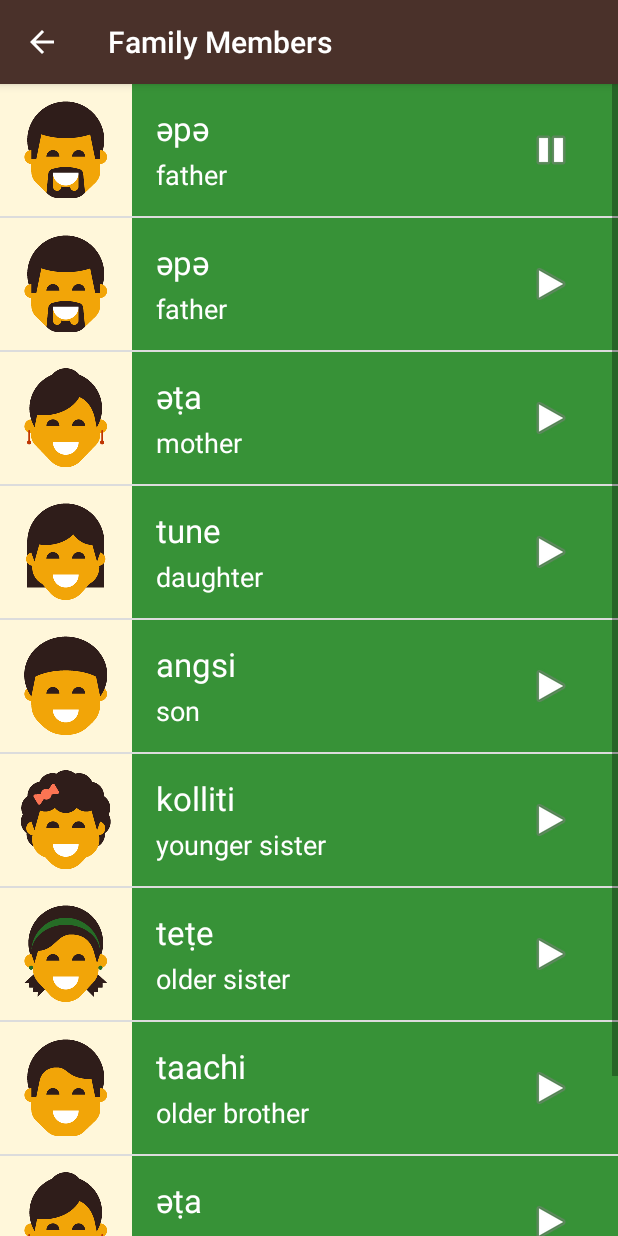
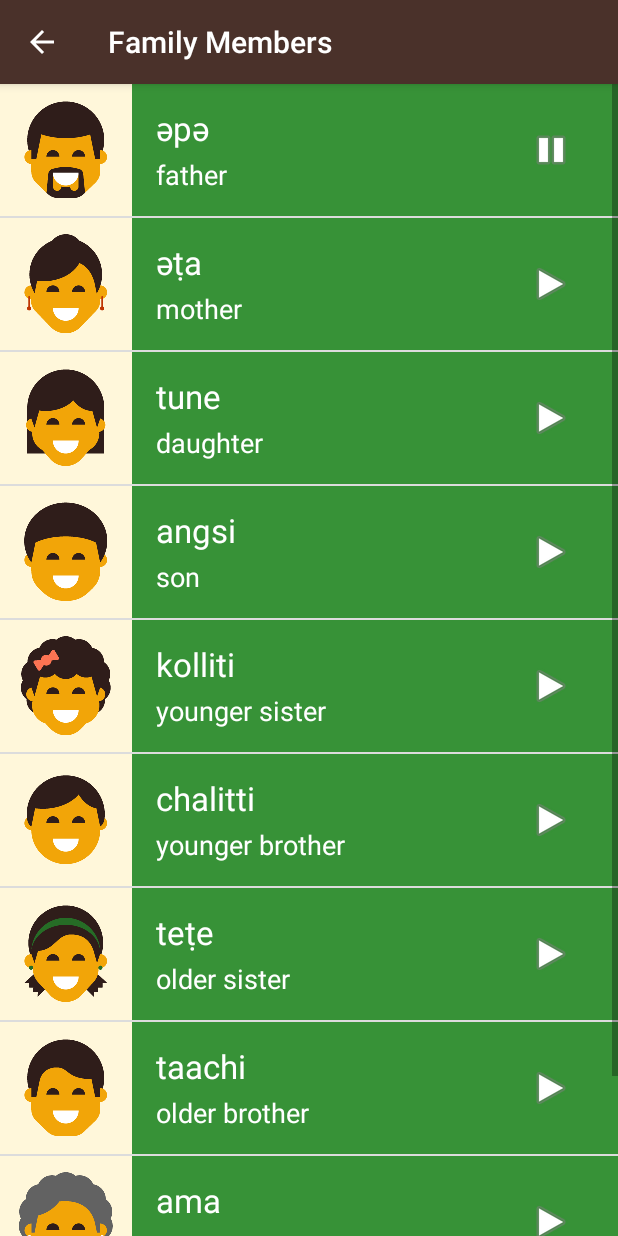
Before and after one commit to Avjeet/Miwok-Stater-code, an Android app: the Family_Members screen opened directly, with no data from a screen before it, after a tap on "әpә", on a phone screen of 412 x 824 dp. Run offline under Robolectric (Android 15) with nearby library versions, the phone set to English and light mode, and no system bars.

Commit message:
introduced the fragment logic in four activities

```diff
--- a/app/build.gradle
+++ b/app/build.gradle
@@ -21,8 +21,8 @@
 
 dependencies {
     compile fileTree(dir: 'libs', include: ['*.jar'])
-    testCompile 'junit:junit:4.12'
     compile 'com.android.support:appcompat-v7:23.3.0'
     compile 'com.android.support:support-v4:23.3.0'
     compile 'com.android.support:design:23.3.0'
+    testCompile 'junit:junit:4.12'
 }
--- /dev/null
+++ b/app/src/main/java/com/example/android/miwok/FamilyFragment.java
@@ -0,0 +1,76 @@
+package com.example.android.miwok;
+
+
+import android.os.Bundle;
+import android.support.v4.app.Fragment;
+import android.support.v4.app.NavUtils;
+import android.view.LayoutInflater;
+import android.view.MenuItem;
+import android.view.View;
+import android.view.ViewGroup;
+import android.widget.ListView;
+import java.util.ArrayList;
+
+/**
+ * A simple {@link Fragment} subclass.
+ */
+public class FamilyFragment extends Fragment {
+    ClickListener clickListener;
+
+    public FamilyFragment() {
+        // Required empty public constructor
+    }
+
+
+    @Override
+    public boolean onOptionsItemSelected(MenuItem item) {
+
+        switch (item.getItemId()) {
+            case R.id.home:
+                NavUtils.navigateUpFromSameTask(getActivity());
+        }
+        return super.onOptionsItemSelected(item);
+    }
+
+
+    @Override
+    public View onCreateView(LayoutInflater inflater, ViewGroup container,
+                             Bundle savedInstanceState) {
+
+        //inflate the view for the fragment
+        View rootView = inflater.inflate(R.layout.word_list, container, false);
+
+        final ArrayList<Word> words = new ArrayList<>();
+        words.add(new Word("father", "әpә", R.drawable.family_father, R.raw.family_father));
+        words.add(new Word("mother", "әṭa", R.drawable.family_mother, R.raw.family_mother));
+        words.add(new Word("daughter", "tune", R.drawable.family_daughter, R.raw.family_daughter));
+        words.add(new Word("son", "angsi", R.drawable.family_son, R.raw.family_son));
+        words.add(new Word("younger sister", "kolliti", R.drawable.family_younger_sister, R.raw.family_younger_sister));
+        words.add(new Word("younger brother", "chalitti", R.drawable.family_younger_brother, R.raw.family_younger_brother));
+        words.add(new Word("older sister", "teṭe", R.drawable.family_older_sister, R.raw.family_older_sister));
+        words.add(new Word("older brother", "taachi", R.drawable.family_older_brother, R.raw.family_older_brother));
+        words.add(new Word("grandmother", "ama", R.drawable.family_grandmother, R.raw.family_grandmother));
+        words.add(new Word("grandfather", "paapa", R.drawable.family_grandfather, R.raw.family_grandfather));
+
+
+        WordAdapter itemsAdapter = new WordAdapter(getActivity(), words, R.color.category_family);
+
+        ListView listView = (ListView) rootView.findViewById(R.id.list);
+
+        listView.setAdapter(itemsAdapter);
+
+        clickListener = new ClickListener(getActivity().getBaseContext(), words);
+        listView.setOnItemClickListener(clickListener);
+
+        return rootView;
+    }
+
+
+    @Override
+    public void onStop() {
+        super.onStop();
+        clickListener.releaseMediaPlayer();
+        clickListener.setPlayImage();
+    }
+
+}
--- a/app/src/main/java/com/example/android/miwok/Family_Members.java
+++ b/app/src/main/java/com/example/android/miwok/Family_Members.java
@@ -1,60 +1,20 @@
 package com.example.android.miwok;
 
-import android.support.v4.app.NavUtils;
+
 import android.support.v7.app.AppCompatActivity;
 import android.os.Bundle;
-import android.view.MenuItem;
-import android.widget.ListView;
-import java.util.ArrayList;
+
 
 public class Family_Members extends AppCompatActivity {
-    ClickListener clickListener;
-
-    @Override
-    public boolean onOptionsItemSelected(MenuItem item) {
-
-        switch(item.getItemId()){
-            case R.id.home:
-                NavUtils.navigateUpFromSameTask(this);
-        }
-        return super.onOptionsItemSelected(item);
-    }
 
     @Override
     protected void onCreate(Bundle savedInstanceState) {
         super.onCreate(savedInstanceState);
-        setContentView(R.layout.word_list);
+        setContentView(R.layout.activity_category);
 
         getSupportActionBar().setDisplayHomeAsUpEnabled(true);
 
-        final ArrayList<Word> words = new ArrayList<>();
-        words.add(new Word("father", "әpә",R.drawable.family_father,R.raw.family_father));
-        words.add(new Word("mother", "әṭa",R.drawable.family_mother,R.raw.family_mother));
-        words.add(new Word("daughter", "tune",R.drawable.family_daughter,R.raw.family_daughter));
-        words.add(new Word("son", "angsi",R.drawable.family_son,R.raw.family_son));
-        words.add(new Word("younger sister", "kolliti",R.drawable.family_younger_sister,R.raw.family_younger_sister));
-        words.add(new Word("younger brother", "chalitti",R.drawable.family_younger_brother,R.raw.family_younger_brother));
-        words.add(new Word("older sister", "teṭe",R.drawable.family_older_sister,R.raw.family_older_sister));
-        words.add(new Word("older brother","taachi",R.drawable.family_older_brother,R.raw.family_older_brother));
-        words.add(new Word("grandmother", "ama",R.drawable.family_grandmother,R.raw.family_grandmother));
-        words.add(new Word("grandfather", "paapa",R.drawable.family_grandfather,R.raw.family_grandfather));
-
-
-        WordAdapter itemsAdapter = new WordAdapter(this, words,R.color.category_family);
-
-        ListView listView = (ListView) findViewById(R.id.list);
-
-        listView.setAdapter(itemsAdapter);
-
-        clickListener = new ClickListener(getBaseContext(),words);
-        listView.setOnItemClickListener(clickListener);
+        getSupportFragmentManager().beginTransaction().replace(R.id.container, new FamilyFragment()).commit();
     }
 
-    @Override
-    protected void onStop() {
-        super.onStop();
-            clickListener.releaseMediaPlayer();
-            clickListener.setPlayImage();
-
-    }
 }
--- a/app/src/main/java/com/example/android/miwok/MainActivity.java
+++ b/app/src/main/java/com/example/android/miwok/MainActivity.java
@@ -44,7 +44,7 @@
         family.setOnClickListener(new View.OnClickListener() {
             @Override
             public void onClick(View v) {
-                Intent i = new Intent(getBaseContext(),Colors.class);
+                Intent i = new Intent(getBaseContext(), Colors.class);
                 startActivity(i);
             }
         });
@@ -60,7 +60,7 @@
         phrases.setOnClickListener(new View.OnClickListener() {
             @Override
             public void onClick(View v) {
-                Intent i = new Intent(getBaseContext(),Phrases.class);
+                Intent i = new Intent(getBaseContext(), Phrases.class);
                 startActivity(i);
             }
         });
--- a/app/src/main/java/com/example/android/miwok/WordAdapter.java
+++ b/app/src/main/java/com/example/android/miwok/WordAdapter.java
@@ -30,6 +30,9 @@
             viewHolder = null;
             listItemView= LayoutInflater.from(getContext()).inflate(R.layout.list_item,parent,false);
             viewHolder=new ViewHolder((TextView)listItemView.findViewById(R.id.miwok_words),(TextView)listItemView.findViewById(R.id.english_words),(ImageView)listItemView.findViewById(R.id.icon_pic),listItemView.findViewById(R.id.text_layout),(ImageView) listItemView.findViewById(R.id.play_button));
+            listItemView.setTag(viewHolder);
+        }else{
+            viewHolder = (ViewHolder)listItemView.getTag();
         }
 
         //For changing the background color
--- /dev/null
+++ b/app/src/main/res/layout/activity_category.xml
@@ -0,0 +1,9 @@
+<?xml version="1.0" encoding="utf-8"?>
+<LinearLayout xmlns:android="http://schemas.android.com/apk/res/android"
+    android:layout_width="match_parent"
+    android:layout_height="match_parent"
+    android:orientation="vertical"
+    android:id="@+id/container"
+    >
+
+</LinearLayout>
--- a/app/src/main/res/values/strings.xml
+++ b/app/src/main/res/values/strings.xml
@@ -27,4 +27,7 @@
 
     <!-- Category name for the vocabulary words for family members [CHAR LIMIT=20] -->
     <string name="category_family">Family Members</string>
+
+    <!-- TODO: Remove or change this placeholder text -->
+    <string name="hello_blank_fragment">Hello blank fragment</string>
 </resources>
```
Also changed, not shown: app/src/main/java/com/example/android/miwok/Colors.java (+4 -43 lines), app/src/main/java/com/example/android/miwok/ColorsFragment.java (added, +78 -0 lines), app/src/main/java/com/example/android/miwok/Numbers.java (+5 -51 lines), app/src/main/java/com/example/android/miwok/NumbersFragment.java (added, +78 -0 lines), app/src/main/java/com/example/android/miwok/Phrases.java (+4 -49 lines), app/src/main/java/com/example/android/miwok/PhrasesFragment.java (added, +63 -0 lines), app/src/main/java/com/example/android/miwok/Word.java (+13 -8 lines).
